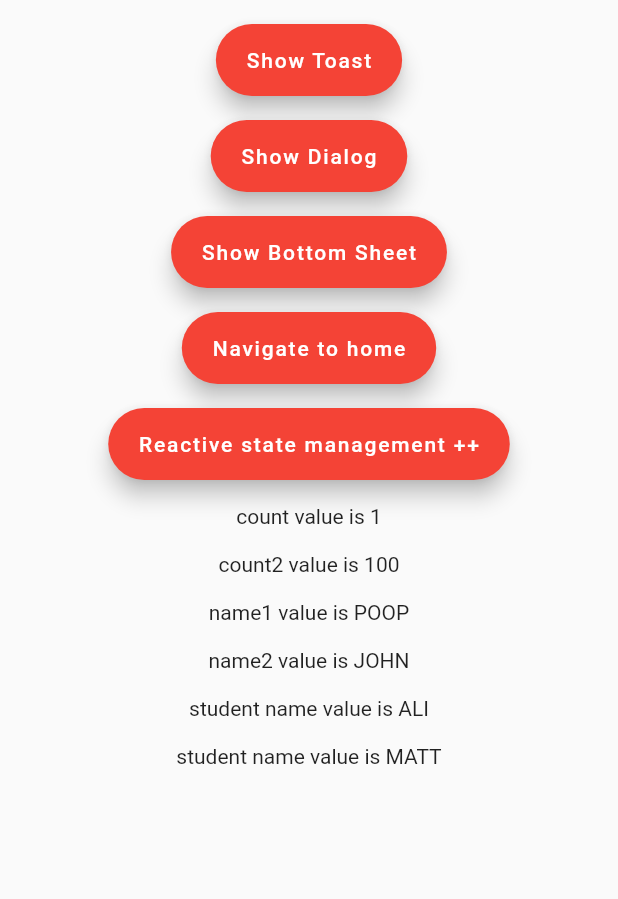
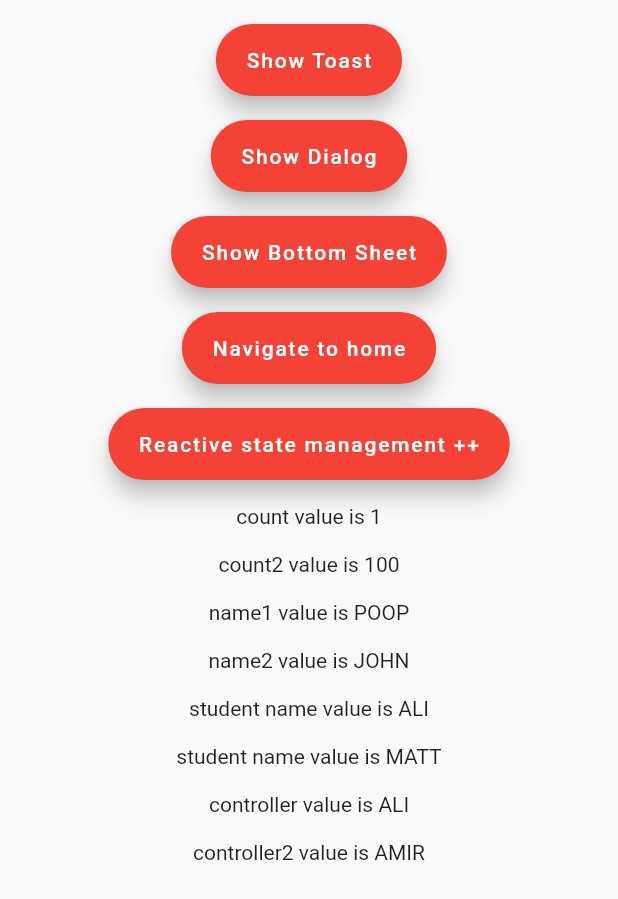
Before and after one commit to Ghazal-Jamalzadeh/flutter_getx_toturial, a Flutter app: the screen it shows after launch, after a tap on "Reactive state management ++", on a phone screen of 412 x 824 dp. Shown: the top 899 px of the screen. Run offline on Flutter 3.47's test engine with Material 2 defaults, Android fonts, the phone set to English and light mode, and no system bars; our stand-ins replace get.

Commit message:
GetX Controller

```diff
--- /dev/null
+++ b/lib/contollers/my_controller.dart
@@ -0,0 +1,13 @@
+import 'package:flutter_getx_toturial/models/student.dart';
+import 'package:get/get.dart';
+
+class MyController extends GetxController {
+  var student = Student() ;
+  var student2 = Student2(name: 'amir' , age: 37).obs;
+   void convertToUpperCase(){
+     student.name.value = student.name.value.toUpperCase() ;
+     student2.update((std) {
+       std!.name = std.name.toString().toUpperCase() ;
+     });
+   }
+}
--- a/lib/screens/main_screen.dart
+++ b/lib/screens/main_screen.dart
@@ -1,4 +1,5 @@
 import 'package:flutter/material.dart';
+import 'package:flutter_getx_toturial/contollers/my_controller.dart';
 import 'package:flutter_getx_toturial/models/student.dart';
 import 'package:flutter_getx_toturial/screens/home_screen.dart';
 import 'package:flutter_getx_toturial/widgets/main_row_item.dart';
@@ -17,11 +18,11 @@ class MainScreen extends StatelessWidget {
   var student = Student();
   var student2 = Student2(name: 'Matt' , age: 37).obs;
 
+  //GetxController
+  MyController myController = Get.put(MyController()) ;
+
+
   MainScreen({Key? key}) : super(key: key);
-
-  void increment() {
-    count++;
-  }
 
   @override
   Widget build(BuildContext context) {
@@ -86,6 +87,9 @@ class MainScreen extends StatelessWidget {
                           student2.update((std) {
                             std!.name = std.name.toString().toUpperCase() ;
                           });
+                          /* GetX Controller */
+                          myController.convertToUpperCase() ;
+
                         }),
                     const SizedBox(
                       height: 16,
@@ -111,6 +115,14 @@ class MainScreen extends StatelessWidget {
                       height: 16,
                     ),
                     Obx(() => Text('student name value is ${student2.value.name}')),
+                    const SizedBox(
+                      height: 16,
+                    ),
+                    Obx(() => Text('controller value is ${myController.student.name}')),
+                    const SizedBox(
+                      height: 16,
+                    ),
+                    Obx(() => Text('controller2 value is ${myController.student2.value.name}')),
                     const SizedBox(
                       height: 16,
                     ),
```
Also changed, not shown: 1 other file.
